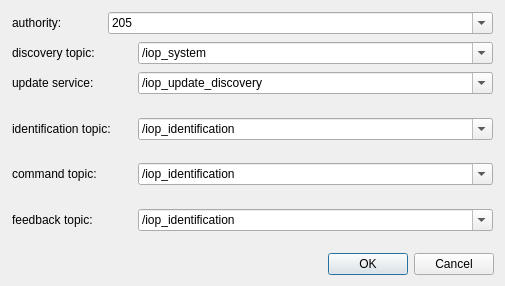
Before: the Qt Designer form iop_rqt_access_control_fkie/src/iop_rqt_access_control_fkie/iop_rqt_access_control_config.ui in fkie/iop_gui, drawn with Qt 5.
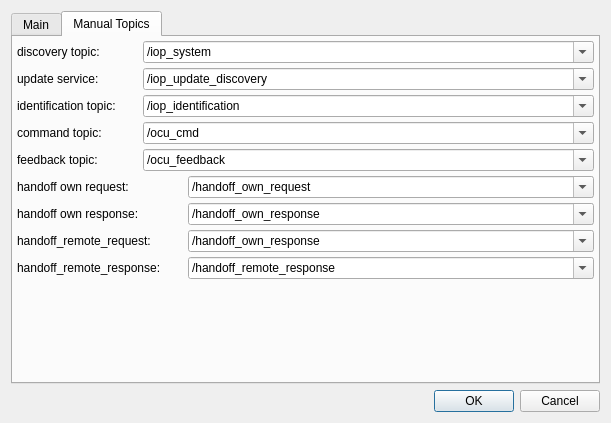
After: the same form once the commit is applied. The open tabs and pages were chosen to show the change.

Commit message: added handoff control widget

```diff
--- a/iop_rqt_access_control_fkie/src/iop_rqt_access_control_fkie/iop_rqt_access_control_config.ui
+++ b/iop_rqt_access_control_fkie/src/iop_rqt_access_control_fkie/iop_rqt_access_control_config.ui
@@ -6,8 +6,8 @@
    <rect>
     <x>0</x>
     <y>0</y>
-    <width>505</width>
-    <height>286</height>
+    <width>611</width>
+    <height>423</height>
    </rect>
   </property>
   <property name="windowTitle">
@@ -15,6 +15,25 @@
   </property>
   <layout class="QVBoxLayout" name="verticalLayout">
    <item>
+    <widget class="QTabWidget" name="tabWidget">
+     <property name="tabPosition">
+      <enum>QTabWidget::North</enum>
+     </property>
+     <property name="currentIndex">
+      <number>0</number>
+     </property>
+     <widget class="QWidget" name="tab_main">
+      <attribute name="title">
+       <string>Main</string>
+      </attribute>
+      <layout class="QVBoxLayout" name="verticalLayout_2">
+       <property name="spacing">
+        <number>3</number>
+       </property>
+       <property name="margin">
+        <number>3</number>
+       </property>
+       <item>
     <widget class="QFrame" name="frame_7">
      <property name="sizePolicy">
       <sizepolicy hsizetype="Preferred" vsizetype="Fixed">
@@ -53,7 +72,7 @@
          </size>
         </property>
         <property name="text">
-         <string>authority:</string>
+             <string>Authority:</string>
         </property>
        </widget>
       </item>
@@ -68,6 +87,12 @@
         <property name="editable">
          <bool>true</bool>
         </property>
+            <property name="maxCount">
+             <number>3</number>
+            </property>
+            <property name="minimumContentsLength">
+             <number>1</number>
+            </property>
         <item>
          <property name="text">
           <string>205</string>
@@ -79,6 +104,147 @@
     </widget>
    </item>
    <item>
+        <widget class="QFrame" name="frame_11">
+         <property name="sizePolicy">
+          <sizepolicy hsizetype="Preferred" vsizetype="Fixed">
+           <horstretch>0</horstretch>
+           <verstretch>0</verstretch>
+          </sizepolicy>
+         </property>
+         <layout class="QFormLayout" name="formLayout_9">
+          <property name="fieldGrowthPolicy">
+           <enum>QFormLayout::ExpandingFieldsGrow</enum>
+          </property>
+          <property name="margin">
+           <number>1</number>
+          </property>
+          <item row="0" column="0">
+           <widget class="QLabel" name="label_ns">
+            <property name="sizePolicy">
+             <sizepolicy hsizetype="Fixed" vsizetype="Preferred">
+              <horstretch>0</horstretch>
+              <verstretch>0</verstretch>
+             </sizepolicy>
+            </property>
+            <property name="minimumSize">
+             <size>
+              <width>90</width>
+              <height>0</height>
+             </size>
+            </property>
+            <property name="text">
+             <string>Namespace:</string>
+            </property>
+           </widget>
+          </item>
+          <item row="0" column="1">
+           <widget class="QComboBox" name="comboBox_namespace">
+            <property name="sizePolicy">
+             <sizepolicy hsizetype="MinimumExpanding" vsizetype="Fixed">
+              <horstretch>0</horstretch>
+              <verstretch>0</verstretch>
+             </sizepolicy>
+            </property>
+            <property name="editable">
+             <bool>true</bool>
+            </property>
+            <item>
+             <property name="text">
+              <string>/</string>
+             </property>
+            </item>
+           </widget>
+          </item>
+         </layout>
+        </widget>
+       </item>
+       <item>
+        <widget class="QCheckBox" name="checkBox_autorequest">
+         <property name="toolTip">
+          <string>sends automatically handoff request on INSUFFICIENT_AUTHORITY</string>
+         </property>
+         <property name="text">
+          <string>autorequest handoff</string>
+         </property>
+        </widget>
+       </item>
+       <item>
+        <widget class="QFrame" name="frame_12">
+         <property name="sizePolicy">
+          <sizepolicy hsizetype="Preferred" vsizetype="Fixed">
+           <horstretch>0</horstretch>
+           <verstretch>0</verstretch>
+          </sizepolicy>
+         </property>
+         <layout class="QHBoxLayout" name="horizontalLayout">
+          <property name="margin">
+           <number>1</number>
+          </property>
+          <item>
+           <widget class="QLabel" name="label_explanation">
+            <property name="sizePolicy">
+             <sizepolicy hsizetype="Fixed" vsizetype="Preferred">
+              <horstretch>0</horstretch>
+              <verstretch>0</verstretch>
+             </sizepolicy>
+            </property>
+            <property name="minimumSize">
+             <size>
+              <width>90</width>
+              <height>0</height>
+             </size>
+            </property>
+            <property name="toolTip">
+             <string>Default explanation on request handoff</string>
+            </property>
+            <property name="text">
+             <string>Explanation:</string>
+            </property>
+           </widget>
+          </item>
+          <item>
+           <widget class="QLineEdit" name="lineEdit_explanation">
+            <property name="sizePolicy">
+             <sizepolicy hsizetype="Expanding" vsizetype="Fixed">
+              <horstretch>0</horstretch>
+              <verstretch>0</verstretch>
+             </sizepolicy>
+            </property>
+            <property name="text">
+             <string>need control</string>
+            </property>
+           </widget>
+          </item>
+         </layout>
+        </widget>
+       </item>
+       <item>
+        <spacer name="verticalSpacer">
+         <property name="orientation">
+          <enum>Qt::Vertical</enum>
+         </property>
+         <property name="sizeHint" stdset="0">
+          <size>
+           <width>20</width>
+           <height>191</height>
+          </size>
+         </property>
+        </spacer>
+       </item>
+      </layout>
+     </widget>
+     <widget class="QWidget" name="tab_manual">
+      <attribute name="title">
+       <string>Manual Topics</string>
+      </attribute>
+      <layout class="QVBoxLayout" name="verticalLayout_3">
+       <property name="spacing">
+        <number>3</number>
+       </property>
+       <property name="margin">
+        <number>3</number>
+       </property>
+       <item>
     <widget class="QFrame" name="frame_4">
      <property name="sizePolicy">
       <sizepolicy hsizetype="Preferred" vsizetype="Fixed">
@@ -282,12 +448,12 @@
         <property name="editable">
          <bool>true</bool>
         </property>
-        <property name="currentText">
-         <string>ocu_cmd</string>
+            <property name="currentText" stdset="0">
+             <string>/ocu_cmd</string>
         </property>
         <item>
          <property name="text">
-          <string>/iop_identification</string>
+              <string>/ocu_cmd</string>
          </property>
         </item>
        </widget>
@@ -337,17 +503,218 @@
         <property name="editable">
          <bool>true</bool>
         </property>
-        <property name="currentText">
-         <string>ocu_feedback</string>
+            <property name="currentText" stdset="0">
+             <string>/ocu_feedback</string>
         </property>
         <item>
          <property name="text">
-          <string>/iop_identification</string>
+              <string>/ocu_feedback</string>
          </property>
         </item>
        </widget>
       </item>
      </layout>
+        </widget>
+       </item>
+       <item>
+        <widget class="QFrame" name="frame_13">
+         <layout class="QFormLayout" name="formLayout_10">
+          <property name="fieldGrowthPolicy">
+           <enum>QFormLayout::ExpandingFieldsGrow</enum>
+          </property>
+          <property name="margin">
+           <number>1</number>
+          </property>
+          <item row="0" column="0">
+           <widget class="QLabel" name="label_10">
+            <property name="minimumSize">
+             <size>
+              <width>165</width>
+              <height>0</height>
+             </size>
+            </property>
+            <property name="text">
+             <string>handoff own request:</string>
+            </property>
+           </widget>
+          </item>
+          <item row="0" column="1">
+           <widget class="QComboBox" name="comboBox_handoff_own_request_topic">
+            <property name="sizePolicy">
+             <sizepolicy hsizetype="MinimumExpanding" vsizetype="Fixed">
+              <horstretch>0</horstretch>
+              <verstretch>0</verstretch>
+             </sizepolicy>
+            </property>
+            <property name="editable">
+             <bool>true</bool>
+            </property>
+            <property name="currentText" stdset="0">
+             <string>/handoff_own_request</string>
+            </property>
+            <item>
+             <property name="text">
+              <string>/handoff_own_request</string>
+             </property>
+            </item>
+           </widget>
+          </item>
+         </layout>
+        </widget>
+       </item>
+       <item>
+        <widget class="QFrame" name="frame_14">
+         <layout class="QFormLayout" name="formLayout_11">
+          <property name="fieldGrowthPolicy">
+           <enum>QFormLayout::ExpandingFieldsGrow</enum>
+          </property>
+          <property name="margin">
+           <number>1</number>
+          </property>
+          <item row="0" column="0">
+           <widget class="QLabel" name="label_11">
+            <property name="minimumSize">
+             <size>
+              <width>165</width>
+              <height>0</height>
+             </size>
+            </property>
+            <property name="text">
+             <string>handoff own response:</string>
+            </property>
+           </widget>
+          </item>
+          <item row="0" column="1">
+           <widget class="QComboBox" name="comboBox_handoff_own_response_topic">
+            <property name="sizePolicy">
+             <sizepolicy hsizetype="MinimumExpanding" vsizetype="Fixed">
+              <horstretch>0</horstretch>
+              <verstretch>0</verstretch>
+             </sizepolicy>
+            </property>
+            <property name="editable">
+             <bool>true</bool>
+            </property>
+            <property name="currentText" stdset="0">
+             <string>/handoff_own_response</string>
+            </property>
+            <item>
+             <property name="text">
+              <string>/handoff_own_response</string>
+             </property>
+            </item>
+           </widget>
+          </item>
+         </layout>
+        </widget>
+       </item>
+       <item>
+        <widget class="QFrame" name="frame_15">
+         <layout class="QFormLayout" name="formLayout_12">
+          <property name="fieldGrowthPolicy">
+           <enum>QFormLayout::ExpandingFieldsGrow</enum>
+          </property>
+          <property name="margin">
+           <number>1</number>
+          </property>
+          <item row="0" column="0">
+           <widget class="QLabel" name="label_12">
+            <property name="minimumSize">
+             <size>
+              <width>165</width>
+              <height>0</height>
+             </size>
+            </property>
+            <property name="text">
+             <string>handoff_remote_request:</string>
+            </property>
+           </widget>
+          </item>
+          <item row="0" column="1">
+           <widget class="QComboBox" name="comboBox_handoff_remote_request_topic">
+            <property name="sizePolicy">
+             <sizepolicy hsizetype="MinimumExpanding" vsizetype="Fixed">
+              <horstretch>0</horstretch>
+              <verstretch>0</verstretch>
+             </sizepolicy>
+            </property>
+            <property name="editable">
+             <bool>true</bool>
+            </property>
+            <property name="currentText" stdset="0">
+             <string>/handoff_own_response</string>
+            </property>
+            <item>
+             <property name="text">
+              <string>/handoff_own_response</string>
+             </property>
+            </item>
+           </widget>
+          </item>
+         </layout>
+        </widget>
+       </item>
+       <item>
+        <widget class="QFrame" name="frame_16">
+         <layout class="QFormLayout" name="formLayout_13">
+          <property name="fieldGrowthPolicy">
+           <enum>QFormLayout::ExpandingFieldsGrow</enum>
+          </property>
+          <property name="margin">
+           <number>1</number>
+          </property>
+          <item row="0" column="0">
+           <widget class="QLabel" name="label_13">
+            <property name="minimumSize">
+             <size>
+              <width>165</width>
+              <height>0</height>
+             </size>
+            </property>
+            <property name="text">
+             <string>handoff_remote_response:</string>
+            </property>
+           </widget>
+          </item>
+          <item row="0" column="1">
+           <widget class="QComboBox" name="comboBox_handoff_remote_response_topic">
+            <property name="sizePolicy">
+             <sizepolicy hsizetype="MinimumExpanding" vsizetype="Fixed">
+              <horstretch>0</horstretch>
+              <verstretch>0</verstretch>
+             </sizepolicy>
+            </property>
+            <property name="editable">
+             <bool>true</bool>
+            </property>
+            <property name="currentText" stdset="0">
+             <string>/handoff_remote_response</string>
+            </property>
+            <item>
+             <property name="text">
+              <string>/handoff_remote_response</string>
+             </property>
+            </item>
+           </widget>
+          </item>
+         </layout>
+        </widget>
+       </item>
+       <item>
+        <spacer name="verticalSpacer_2">
+         <property name="orientation">
+          <enum>Qt::Vertical</enum>
+         </property>
+         <property name="sizeHint" stdset="0">
+          <size>
+           <width>20</width>
+           <height>40</height>
+          </size>
+         </property>
+        </spacer>
+       </item>
+      </layout>
+     </widget>
     </widget>
    </item>
    <item>
```
Left out of the diff: 66 changed lines with no effect on the pictures. Lines whose indentation alone changed are shown as unchanged. The commit also changes 11 other files.
